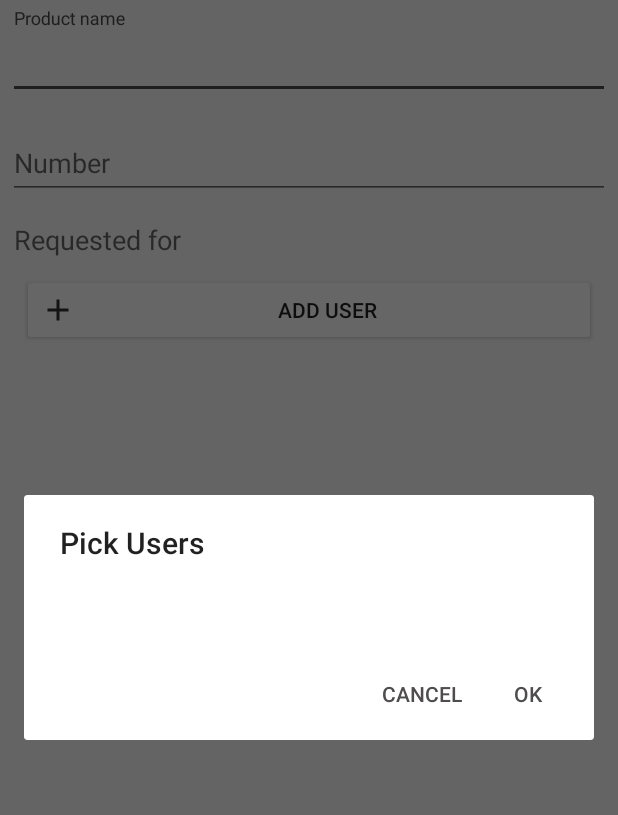
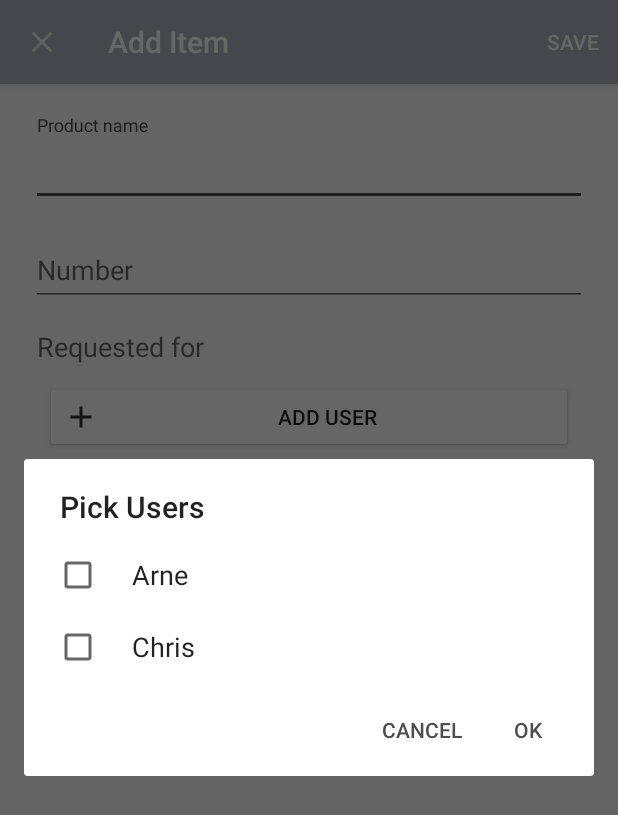
Before and after one commit to WGPlaner/wg_planer, an Android app: the AddItemActivity screen opened directly, with no data from a screen before it, after a tap on "ADD USER", on a phone screen of 412 x 824 dp. Shown: the top 815 px of the screen. Run offline under Robolectric (Android 15) with nearby library versions, the phone set to English and light mode, and no system bars.

```diff
--- a/app/src/main/java/de/ameyering/wgplaner/wgplaner/section/home/AddItemActivity.java
+++ b/app/src/main/java/de/ameyering/wgplaner/wgplaner/section/home/AddItemActivity.java
@@ -12,6 +12,7 @@ import android.view.Menu;
 import android.view.MenuItem;
 import android.view.View;
 import android.widget.Button;
+import android.widget.EditText;
 
 import java.util.ArrayList;
 
@@ -24,6 +25,9 @@ public class AddItemActivity extends AppCompatActivity {
     public RecyclerView requestedFor;
     public AddItemRequestedForAdapter adapter;
 
+    public EditText nameInput;
+    public EditText numberInput;
+
     @Override
     protected void onCreate(Bundle savedInstanceState) {
         super.onCreate(savedInstanceState);
@@ -31,7 +35,7 @@ public class AddItemActivity extends AppCompatActivity {
 
         Toolbar toolbar = (Toolbar) findViewById(R.id.add_item_toolbar);
         setSupportActionBar(toolbar);
-        toolbar.setNavigationIcon(R.drawable.ic_close);
+        toolbar.setNavigationIcon(R.drawable.ic_close_white);
         toolbar.setNavigationOnClickListener(new View.OnClickListener() {
             @Override
             public void onClick(View view) {
@@ -55,6 +59,10 @@ public class AddItemActivity extends AppCompatActivity {
                 dialog.show();
             }
         });
+
+        nameInput = (EditText) findViewById(R.id.add_item_name_input);
+        numberInput = (EditText) findViewById(R.id.add_item_number_input) ;
+
         requestedFor = (RecyclerView) findViewById(R.id.add_item_requested_for_list);
         adapter = new AddItemRequestedForAdapter();
         requestedFor.setLayoutManager(new LinearLayoutManager(this));
@@ -66,6 +74,7 @@ public class AddItemActivity extends AppCompatActivity {
             @Override
             public void onClick(View view) {
                 AddItemAddUserDialogFragment dialog = new AddItemAddUserDialogFragment();
+                dialog.setSelectedItems(adapter.getSelection());
                 dialog.setOnResultListener(new AddItemAddUserDialogFragment.OnResultListener() {
                     @Override
                     public void onResult(ArrayList<User> selected) {
@@ -80,7 +89,7 @@ public class AddItemActivity extends AppCompatActivity {
 
     @Override
     public boolean onCreateOptionsMenu(Menu menu) {
-        getMenuInflater().inflate(R.menu.menu_add_full_screen_actvity, menu);
+        getMenuInflater().inflate(R.menu.menu_add_full_screen_activity, menu);
         return true;
     }
 
@@ -88,7 +97,7 @@ public class AddItemActivity extends AppCompatActivity {
     public boolean onOptionsItemSelected(MenuItem item) {
         switch (item.getItemId()){
             case R.id.add_item_save: {
-                if(checkInpustAndReturn()){
+                if(checkInputAndReturn()){
                     Intent data = new Intent();
                     setResult(RESULT_OK, data);
                     finish();
@@ -100,7 +109,22 @@ public class AddItemActivity extends AppCompatActivity {
         return false;
     }
 
-    private boolean checkInpustAndReturn() {
+    private boolean checkInputAndReturn() {
+        String name = nameInput.getText().toString();
+        String number = numberInput.getText().toString();
+
+        if(name != null && number != null && !name.isEmpty() && !number.isEmpty()){
+            int num = 0;
+
+            try{
+                num = Integer.parseInt(number);
+            } catch (Exception e){
+                return false;
+            }
+
+            return true;
+        }
+
         return false;
     }
 }
--- a/app/src/main/java/de/ameyering/wgplaner/wgplaner/section/home/adapter/AddItemRequestedForAdapter.java
+++ b/app/src/main/java/de/ameyering/wgplaner/wgplaner/section/home/adapter/AddItemRequestedForAdapter.java
@@ -25,7 +25,7 @@ public class AddItemRequestedForAdapter extends RecyclerView.Adapter<AddItemRequ
 
     @Override
     public ViewHolder onCreateViewHolder(ViewGroup parent, int viewType) {
-        View view = LayoutInflater.from(parent.getContext()).inflate(viewType, parent, false);
+        View view = LayoutInflater.from(parent.getContext()).inflate(R.layout.add_item_requested_for_item, parent, false);
 
         return new ViewHolder(view, viewType);
     }
@@ -70,4 +70,8 @@ public class AddItemRequestedForAdapter extends RecyclerView.Adapter<AddItemRequ
             this.selected.addAll(selected);
         }
     }
+
+    public ArrayList<User> getSelection(){
+        return selected;
+    }
 }
--- a/app/src/main/java/de/ameyering/wgplaner/wgplaner/section/home/fragment/AddItemAddUserDialogFragment.java
+++ b/app/src/main/java/de/ameyering/wgplaner/wgplaner/section/home/fragment/AddItemAddUserDialogFragment.java
@@ -14,8 +14,9 @@ import de.ameyering.wgplaner.wgplaner.utils.DataContainer;
 
 
 public class AddItemAddUserDialogFragment extends DialogFragment {
-    private ArrayList<User> mSelectedItems;
+    private ArrayList<User> mSelectedItems = new ArrayList<>();
     private OnResultListener mOnResultListener;
+    private User[] list;
 
     public interface OnResultListener{
 
@@ -24,24 +25,36 @@ public class AddItemAddUserDialogFragment extends DialogFragment {
 
     @Override
     public Dialog onCreateDialog(Bundle savedInstanceState) {
-        mSelectedItems = new ArrayList<>();
 
         AlertDialog.Builder builder = new AlertDialog.Builder(getActivity());
         builder.setTitle(getString(R.string.add_item_add_requested_for_pick_users));
 
-        String[] users = new String[DataContainer.Users.getAll().size()];
+        list = new User[2];
 
-        for(int i = 0; i < DataContainer.Users.getAll().size(); i++){
-            users[i] = DataContainer.Users.getUser(i).getDisplayName();
+        list[0] = new User("1", "Arne");
+        list[1] = new User("2", "Chris");
+
+        String[] users = new String[list.length];
+        boolean[] selected = new boolean[list.length];
+
+        for(int i = 0; i < list.length; i++){
+            users[i] = list[i].getDisplayName();
+
+            if(mSelectedItems.contains(list[i])){
+                selected[i] = true;
+            } else {
+                selected[i] = false;
+            }
         }
 
-        builder.setMultiChoiceItems(users, null, new DialogInterface.OnMultiChoiceClickListener() {
+
+        builder.setMultiChoiceItems(users, selected, new DialogInterface.OnMultiChoiceClickListener() {
             @Override
             public void onClick(DialogInterface dialogInterface, int i, boolean b) {
                 if(b){
-                    mSelectedItems.add(DataContainer.Users.getUser(i));
-                } else if (mSelectedItems.contains(DataContainer.Users.getUser(i))){
-                    mSelectedItems.remove(DataContainer.Users.getUser(i));
+                    mSelectedItems.add(list[i]);
+                } else if (mSelectedItems.contains(list[i])){
+                    mSelectedItems.remove(list[i]);
                 }
             }
         });
@@ -69,4 +82,11 @@ public class AddItemAddUserDialogFragment extends DialogFragment {
     public void setOnResultListener(OnResultListener mOnResultListener){
         this.mOnResultListener = mOnResultListener;
     }
+
+    public void setSelectedItems(ArrayList<User> users){
+        if(users != null){
+            mSelectedItems.clear();
+            mSelectedItems.addAll(users);
+        }
+    }
 }
--- a/app/src/main/java/de/ameyering/wgplaner/wgplaner/section/home/fragment/ShoppingListFragment.java
+++ b/app/src/main/java/de/ameyering/wgplaner/wgplaner/section/home/fragment/ShoppingListFragment.java
@@ -11,7 +11,7 @@ import android.view.ViewGroup;
 
 import de.ameyering.wgplaner.wgplaner.R;
 
-public class ShoppingListFragment extends Fragment {
+public class ShoppingListFragment extends SectionFragment {
     private RecyclerView categories;
 
     @Nullable
@@ -20,7 +20,6 @@ public class ShoppingListFragment extends Fragment {
         View view = inflater.inflate(R.layout.section_shopping_list, null, false);
 
         categories = view.findViewById(R.id.section_shopping_list_recycler_view);
-        categories.setItemAnimator(new DefaultItemAnimator());
 
         return view;
     }
--- a/app/src/main/java/de/ameyering/wgplaner/wgplaner/section/registration/RegistrationActivity.java
+++ b/app/src/main/java/de/ameyering/wgplaner/wgplaner/section/registration/RegistrationActivity.java
@@ -1,5 +1,6 @@
 package de.ameyering.wgplaner.wgplaner.section.registration;
 
+import android.content.Intent;
 import android.support.v4.app.FragmentTransaction;
 import android.support.v7.app.AppCompatActivity;
 import android.os.Bundle;
@@ -9,6 +10,7 @@ import android.view.View;
 import java.util.Stack;
 
 import de.ameyering.wgplaner.wgplaner.R;
+import de.ameyering.wgplaner.wgplaner.section.home.HomeActivity;
 import de.ameyering.wgplaner.wgplaner.section.registration.fragment.NavigationFragment;
 import de.ameyering.wgplaner.wgplaner.section.registration.fragment.PickDisplayNameFragment;
 import de.ameyering.wgplaner.wgplaner.section.registration.fragment.StateEMailFragment;
@@ -70,7 +72,9 @@ public class RegistrationActivity extends AppCompatActivity {
                     }
 
                 } else {
-                    //TODO: handle Registration end
+                    Intent intent = new Intent(RegistrationActivity.this, HomeActivity.class);
+                    startActivity(intent);
+                    finish();
                 }
             }
 
--- a/app/src/main/res/drawable/ic_close.xml
+++ b/app/src/main/res/drawable/ic_close_black.xml
@@ -1,5 +1,5 @@
 <vector android:alpha="0.80" android:height="24dp"
     android:viewportHeight="24.0" android:viewportWidth="24.0"
     android:width="24dp" xmlns:android="http://schemas.android.com/apk/res/android">
-    <path android:fillColor="#FF000000" android:pathData="M19,6.41L17.59,5 12,10.59 6.41,5 5,6.41 10.59,12 5,17.59 6.41,19 12,13.41 17.59,19 19,17.59 13.41,12z"/>
+    <path android:fillColor="#000000" android:pathData="M19,6.41L17.59,5 12,10.59 6.41,5 5,6.41 10.59,12 5,17.59 6.41,19 12,13.41 17.59,19 19,17.59 13.41,12z"/>
 </vector>
--- /dev/null
+++ b/app/src/main/res/drawable/ic_close_white.xml
@@ -0,0 +1,5 @@
+<vector android:alpha="0.80" android:height="24dp"
+    android:viewportHeight="24.0" android:viewportWidth="24.0"
+    android:width="24dp" xmlns:android="http://schemas.android.com/apk/res/android">
+    <path android:fillColor="#ffffff" android:pathData="M19,6.41L17.59,5 12,10.59 6.41,5 5,6.41 10.59,12 5,17.59 6.41,19 12,13.41 17.59,19 19,17.59 13.41,12z"/>
+</vector>
--- a/app/src/main/res/layout/activity_add_item.xml
+++ b/app/src/main/res/layout/activity_add_item.xml
@@ -7,16 +7,23 @@
     android:orientation="vertical"
     tools:context="de.ameyering.wgplaner.wgplaner.section.home.AddItemActivity">
 
+    <android.support.design.widget.AppBarLayout
+        android:layout_width="match_parent"
+        android:layout_height="?attr/actionBarSize"
+        android:theme="@style/AppTheme.AppBarOverlay">
+
     <android.support.v7.widget.Toolbar
         android:id="@+id/add_item_toolbar"
         android:layout_width="match_parent"
-        android:layout_height="?actionBarSize"
-        android:layout_weight="1"
+        android:layout_height="?attr/actionBarSize"
         android:background="?attr/colorPrimary"
         app:popupTheme="@style/AppTheme.PopupOverlay" />
+
+    </android.support.design.widget.AppBarLayout>
 
     <include
         layout="@layout/activity_add_item_content"
         android:layout_width="match_parent"
         android:layout_height="match_parent" />
+
 </LinearLayout>
--- a/app/src/main/res/layout/activity_add_item_content.xml
+++ b/app/src/main/res/layout/activity_add_item_content.xml
@@ -1,8 +1,9 @@
 <?xml version="1.0" encoding="utf-8"?>
 <LinearLayout xmlns:android="http://schemas.android.com/apk/res/android"
-    android:orientation="vertical" android:layout_width="match_parent"
+    android:layout_width="match_parent"
     android:layout_height="match_parent"
-    android:layout_margin="10dp">
+    android:orientation="vertical"
+    android:padding="15dp">
 
     <android.support.design.widget.TextInputLayout
         android:layout_width="match_parent"
```
Also changed, not shown: app/src/main/java/de/ameyering/wgplaner/wgplaner/section/home/HomeActivity.java (+5 -3 lines), app/src/main/java/de/ameyering/wgplaner/wgplaner/section/home/fragment/SectionFragment.java (added, +37 -0 lines), app/src/main/res/layout/add_item_requested_for_item.xml (+5 -4 lines).
